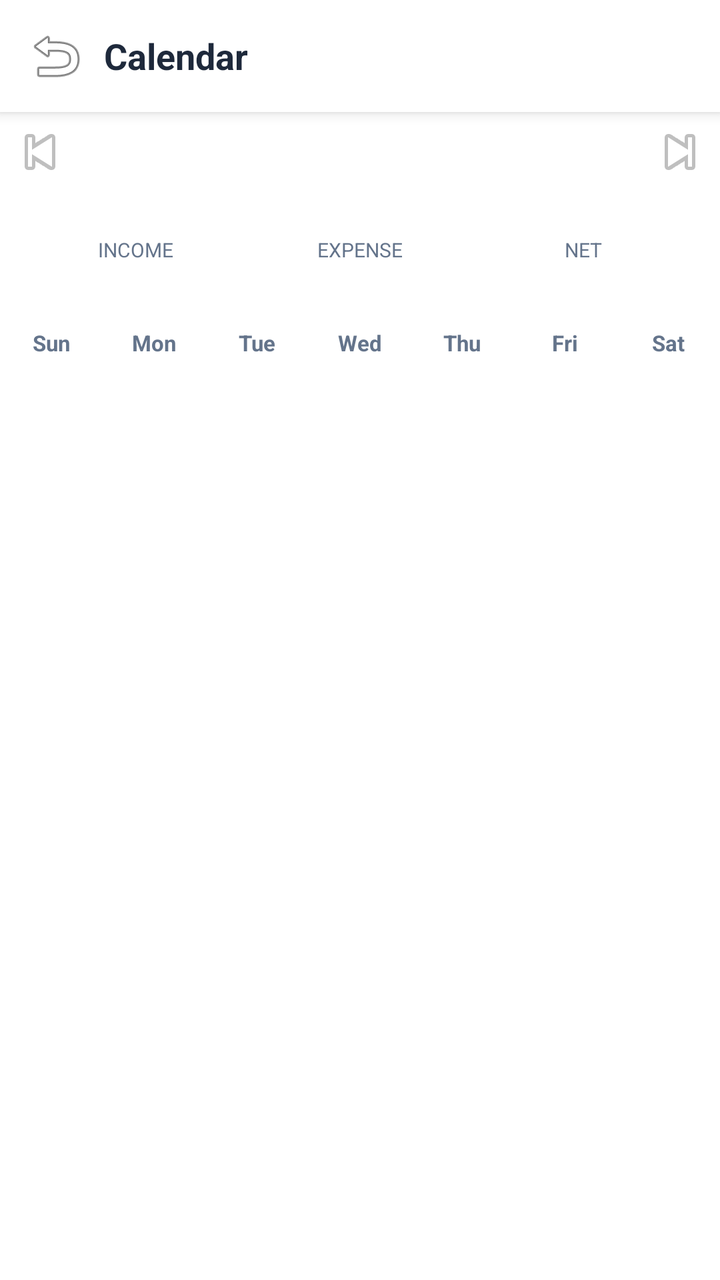
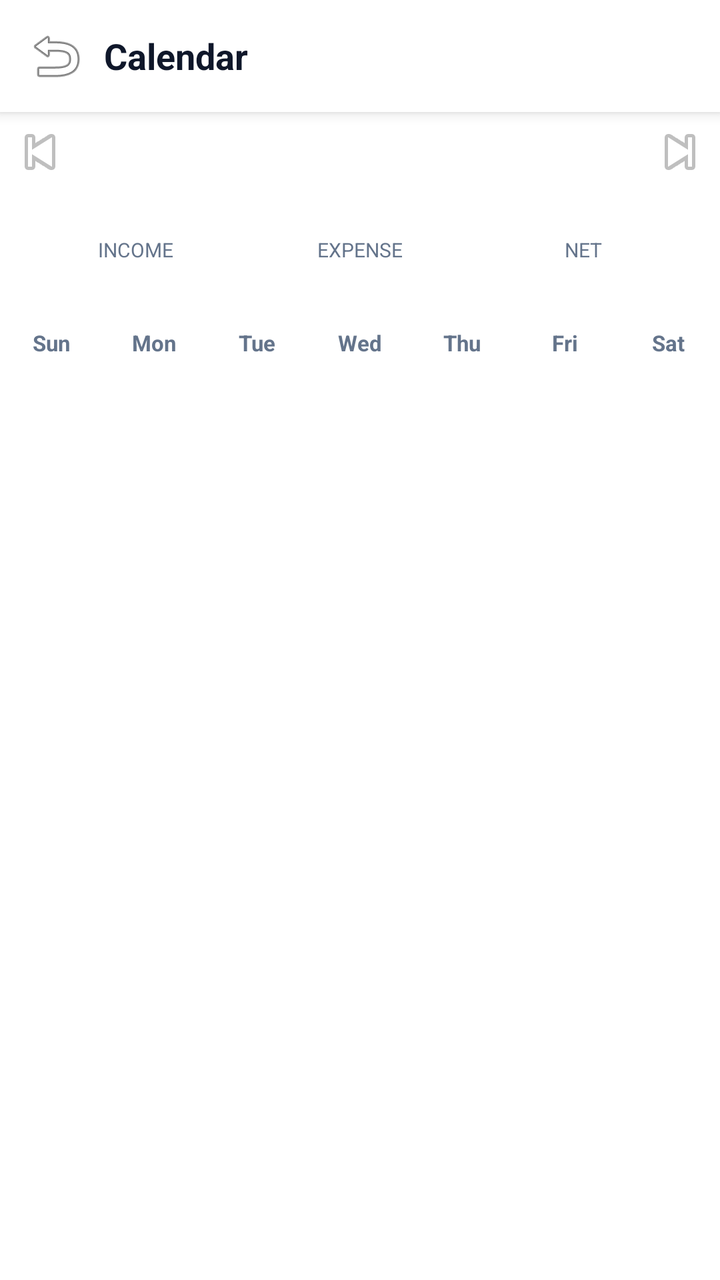

Before-and-after screenshots of an Android layout around one commit, followed by the original layout XML and the change that was made.
<!-- AndroidManifest.xml: application theme Theme.ExpenseOS -->
<!-- res/layout/activity_calendar_view.xml -->
<?xml version="1.0" encoding="utf-8"?>
<LinearLayout xmlns:android="http://schemas.android.com/apk/res/android"
    android:layout_width="match_parent"
    android:layout_height="match_parent"
    android:background="@color/bg"
    android:orientation="vertical">

    
    <LinearLayout
        android:layout_width="match_parent"
        android:layout_height="56dp"
        android:background="@color/nav_bg"
        android:elevation="4dp"
        android:gravity="center_vertical"
        android:orientation="horizontal"
        android:paddingHorizontal="8dp">

        <ImageButton
            android:id="@+id/btnCalBack"
            android:layout_width="40dp"
            android:layout_height="40dp"
            android:background="?attr/selectableItemBackgroundBorderless"
            android:contentDescription="Back"
            android:src="@android:drawable/ic_menu_revert" />

        <TextView
            android:layout_width="0dp"
            android:layout_height="wrap_content"
            android:layout_weight="1"
            android:paddingStart="4dp"
            android:text="Calendar"
            android:textColor="@color/text"
            android:textSize="18sp"
            android:textStyle="bold" />
    </LinearLayout>

    
    <LinearLayout
        android:layout_width="match_parent"
        android:layout_height="wrap_content"
        android:background="@color/nav_bg"
        android:gravity="center_vertical"
        android:orientation="horizontal"
        android:paddingBottom="10dp">

        <ImageButton
            android:id="@+id/btnCalPrevMonth"
            android:layout_width="40dp"
            android:layout_height="40dp"
            android:background="?attr/selectableItemBackgroundBorderless"
            android:contentDescription="Previous month"
            android:src="@android:drawable/ic_media_previous" />

        <TextView
            android:id="@+id/tvCalMonth"
            android:layout_width="0dp"
            android:layout_height="wrap_content"
            android:layout_weight="1"
            android:gravity="center"
            android:textColor="@color/text"
            android:textSize="16sp"
            android:textStyle="bold" />

        <ImageButton
            android:id="@+id/btnCalNextMonth"
            android:layout_width="40dp"
            android:layout_height="40dp"
            android:background="?attr/selectableItemBackgroundBorderless"
            android:contentDescription="Next month"
            android:src="@android:drawable/ic_media_next" />
    </LinearLayout>

    
    <LinearLayout
        android:layout_width="match_parent"
        android:layout_height="wrap_content"
        android:background="@android:color/white"
        android:orientation="horizontal"
        android:padding="12dp">

        <LinearLayout
            android:layout_width="0dp"
            android:layout_height="wrap_content"
            android:layout_weight="1"
            android:gravity="center"
            android:orientation="vertical">

            <TextView
                android:layout_width="wrap_content"
                android:layout_height="wrap_content"
                android:text="INCOME"
                android:textColor="@color/text_muted"
                android:textSize="10sp" />

            <TextView
                android:id="@+id/tvCalMonthIncome"
                android:layout_width="wrap_content"
                android:layout_height="wrap_content"
                android:textColor="@color/green"
                android:textSize="15sp"
                android:textStyle="bold" />
        </LinearLayout>

        <LinearLayout
            android:layout_width="0dp"
            android:layout_height="wrap_content"
            android:layout_weight="1"
            android:gravity="center"
            android:orientation="vertical">

            <TextView
                android:layout_width="wrap_content"
                android:layout_height="wrap_content"
                android:text="EXPENSE"
                android:textColor="@color/text_muted"
                android:textSize="10sp" />

            <TextView
                android:id="@+id/tvCalMonthExpense"
                android:layout_width="wrap_content"
                android:layout_height="wrap_content"
                android:textColor="@color/red"
                android:textSize="15sp"
                android:textStyle="bold" />
        </LinearLayout>

        <LinearLayout
            android:layout_width="0dp"
            android:layout_height="wrap_content"
            android:layout_weight="1"
            android:gravity="center"
            android:orientation="vertical">

            <TextView
                android:layout_width="wrap_content"
                android:layout_height="wrap_content"
                android:text="NET"
                android:textColor="@color/text_muted"
                android:textSize="10sp" />

            <TextView
                android:id="@+id/tvCalMonthNet"
                android:layout_width="wrap_content"
                android:layout_height="wrap_content"
                android:textColor="@color/primary"
                android:textSize="15sp"
                android:textStyle="bold" />
        </LinearLayout>
    </LinearLayout>

    
    <LinearLayout
        android:layout_width="match_parent"
        android:layout_height="wrap_content"
        android:background="@android:color/white"
        android:orientation="horizontal"
        android:paddingBottom="6dp">

        
        <TextView android:layout_width="0dp" android:layout_height="wrap_content" android:layout_weight="1" android:gravity="center" android:text="Sun" android:textColor="@color/text_muted" android:textSize="11sp" android:textStyle="bold" />
        <TextView android:layout_width="0dp" android:layout_height="wrap_content" android:layout_weight="1" android:gravity="center" android:text="Mon" android:textColor="@color/text_muted" android:textSize="11sp" android:textStyle="bold" />
        <TextView android:layout_width="0dp" android:layout_height="wrap_content" android:layout_weight="1" android:gravity="center" android:text="Tue" android:textColor="@color/text_muted" android:textSize="11sp" android:textStyle="bold" />
        <TextView android:layout_width="0dp" android:layout_height="wrap_content" android:layout_weight="1" android:gravity="center" android:text="Wed" android:textColor="@color/text_muted" android:textSize="11sp" android:textStyle="bold" />
        <TextView android:layout_width="0dp" android:layout_height="wrap_content" android:layout_weight="1" android:gravity="center" android:text="Thu" android:textColor="@color/text_muted" android:textSize="11sp" android:textStyle="bold" />
        <TextView android:layout_width="0dp" android:layout_height="wrap_content" android:layout_weight="1" android:gravity="center" android:text="Fri" android:textColor="@color/text_muted" android:textSize="11sp" android:textStyle="bold" />
        <TextView android:layout_width="0dp" android:layout_height="wrap_content" android:layout_weight="1" android:gravity="center" android:text="Sat" android:textColor="@color/text_muted" android:textSize="11sp" android:textStyle="bold" />
    </LinearLayout>

    <androidx.recyclerview.widget.RecyclerView
        android:id="@+id/rvCalendarDays"
        android:layout_width="match_parent"
        android:layout_height="0dp"
        android:layout_weight="1"
        android:background="@android:color/white"
        android:overScrollMode="never" />
</LinearLayout>
<!-- resources referenced by this layout -->
<resources>
  <color name="bg">#F8FAFC</color>
  <color name="green">#16A34A</color>
  <color name="red">#DC2626</color>
  <color name="text">#1E293B</color>
  <style name="Theme.ExpenseOS" parent="Theme.MaterialComponents.Light.NoActionBar">
          <item name="colorPrimary">@color/primary</item>
          <item name="colorPrimaryDark">@color/primary_dark</item>
          <item name="colorAccent">@color/primary</item>
          <item name="android:windowBackground">@color/bg</item>
          <item name="android:fontFamily">sans-serif</item>
          <item name="android:statusBarColor">@color/primary_dark</item>
      </style>
  <!-- unchanged entries left out for length: 4 -->
</resources>

<!-- the commit's change to res/layout/activity_calendar_view.xml (unified diff, before → after) -->
@@ -74,7 +74,7 @@
     <LinearLayout
         android:layout_width="match_parent"
         android:layout_height="wrap_content"
-        android:background="@android:color/white"
+        android:background="@color/bg_card"
         android:orientation="horizontal"
         android:padding="12dp">
 
@@ -152,7 +152,7 @@
     <LinearLayout
         android:layout_width="match_parent"
         android:layout_height="wrap_content"
-        android:background="@android:color/white"
+        android:background="@color/bg_card"
         android:orientation="horizontal"
         android:paddingBottom="6dp">
 
@@ -171,6 +171,6 @@
         android:layout_width="match_parent"
         android:layout_height="0dp"
         android:layout_weight="1"
-        android:background="@android:color/white"
+        android:background="@color/bg_card"
         android:overScrollMode="never" />
 </LinearLayout>
<!-- resource entries referenced after the edit -->
@@ -1,16 +1,92 @@
 <!-- resources referenced by this layout -->
 <resources>
-  <color name="bg">#F8FAFC</color>
-  <color name="green">#16A34A</color>
-  <color name="red">#DC2626</color>
-  <color name="text">#1E293B</color>
-  <style name="Theme.ExpenseOS" parent="Theme.MaterialComponents.Light.NoActionBar">
+  <color name="bg">#F5F7FB</color>
+  <color name="bg_card">#FFFFFF</color>
+  <color name="green">#059669</color>
+  <color name="red">#E11D48</color>
+  <color name="text">#0F172A</color>
+  <style name="Theme.ExpenseOS" parent="Theme.MaterialComponents.DayNight.NoActionBar">
           <item name="colorPrimary">@color/primary</item>
+          <item name="colorPrimaryVariant">@color/primary_dark</item>
           <item name="colorPrimaryDark">@color/primary_dark</item>
+          <item name="colorOnPrimary">@color/on_primary</item>
+          <item name="colorSecondary">@color/secondary</item>
+          <item name="colorSecondaryVariant">@color/secondary_dark</item>
+          <item name="colorOnSecondary">@color/on_primary</item>
           <item name="colorAccent">@color/primary</item>
+          <item name="colorSurface">@color/surface</item>
+          <item name="colorOnSurface">@color/text</item>
+          <item name="colorOnBackground">@color/text</item>
+          <item name="colorError">@color/danger</item>
+          <item name="android:colorBackground">@color/bg</item>
           <item name="android:windowBackground">@color/bg</item>
+  
+          <item name="android:textColorPrimary">@color/text</item>
+          <item name="android:textColorSecondary">@color/text_muted</item>
+          <item name="android:textColorHint">@color/text_hint</item>
           <item name="android:fontFamily">sans-serif</item>
-          <item name="android:statusBarColor">@color/primary_dark</item>
+          <item name="fontFamily">sans-serif</item>
+  
+          
+          <item name="android:statusBarColor">@color/bg</item>
+          <item name="android:navigationBarColor">@color/nav_bg</item>
+          <item name="android:windowLightStatusBar">true</item>
+          <item name="android:windowLightNavigationBar" tools:targetApi="o_mr1">true</item>
+          <item name="android:forceDarkAllowed" tools:targetApi="q">false</item>
+  
+          
+          <item name="editTextStyle">@style/Widget.ExpenseOS.EditText</item>
+          <item name="materialAlertDialogTheme">@style/ThemeOverlay.ExpenseOS.Dialog</item>
+          <item name="bottomSheetDialogTheme">@style/ThemeOverlay.ExpenseOS.BottomSheet</item>
+          <item name="android:windowAnimationStyle">@style/Animation.ExpenseOS.Window</item>
+          <item name="android:windowActivityTransitions">true</item>
+          <item name="android:windowContentTransitions">true</item>
+      </style>
+  <color name="on_primary">#FFFFFF</color>
+  <color name="secondary">#0F766E</color>
+  <color name="secondary_dark">#115E59</color>
+  <color name="surface">#FFFFFF</color>
+  <color name="danger">#E11D48</color>
+  <color name="text_hint">#94A3B8</color>
+  <style name="Widget.ExpenseOS.EditText" parent="Widget.AppCompat.EditText">
+          <item name="android:textSize">@dimen/type_body</item>
+          <item name="android:textColor">@color/text</item>
+          <item name="android:textColorHint">@color/text_hint</item>
+          <item name="android:paddingStart">14dp</item>
+          <item name="android:paddingEnd">14dp</item>
+          <item name="android:minHeight">@dimen/input_height</item>
+      </style>
+  <style name="ThemeOverlay.ExpenseOS.Dialog" parent="ThemeOverlay.MaterialComponents.MaterialAlertDialog">
+          <item name="colorPrimary">@color/primary</item>
+          <item name="colorSurface">@color/surface</item>
+          <item name="colorOnSurface">@color/text</item>
+          <item name="shapeAppearanceOverlay">@style/ShapeAppearance.ExpenseOS.Dialog</item>
+          <item name="android:windowMinWidthMajor">84%</item>
+          <item name="android:windowMinWidthMinor">84%</item>
+      </style>
+  <style name="ThemeOverlay.ExpenseOS.BottomSheet" parent="ThemeOverlay.MaterialComponents.BottomSheetDialog">
+          <item name="bottomSheetStyle">@style/Widget.ExpenseOS.BottomSheet</item>
+      </style>
+  <style name="Animation.ExpenseOS.Window" parent="@android:style/Animation.Activity">
+          <item name="android:activityOpenEnterAnimation">@anim/screen_enter</item>
+          <item name="android:activityOpenExitAnimation">@anim/screen_exit</item>
+          <item name="android:activityCloseEnterAnimation">@anim/screen_pop_enter</item>
+          <item name="android:activityCloseExitAnimation">@anim/screen_pop_exit</item>
+      </style>
+  <style name="ShapeAppearance.ExpenseOS.Dialog" parent="ShapeAppearance.MaterialComponents.MediumComponent">
+          <item name="cornerFamily">rounded</item>
+          <item name="cornerSize">26dp</item>
+      </style>
+  <style name="Widget.ExpenseOS.BottomSheet" parent="Widget.MaterialComponents.BottomSheet.Modal">
+          <item name="shapeAppearanceOverlay">@style/ShapeAppearance.ExpenseOS.Sheet</item>
+          <item name="backgroundTint">@color/surface</item>
+      </style>
+  <style name="ShapeAppearance.ExpenseOS.Sheet" parent="">
+          <item name="cornerFamily">rounded</item>
+          <item name="cornerSizeTopLeft">26dp</item>
+          <item name="cornerSizeTopRight">26dp</item>
+          <item name="cornerSizeBottomLeft">0dp</item>
+          <item name="cornerSizeBottomRight">0dp</item>
       </style>
   <!-- unchanged entries left out for length: 4 -->
 </resources>
